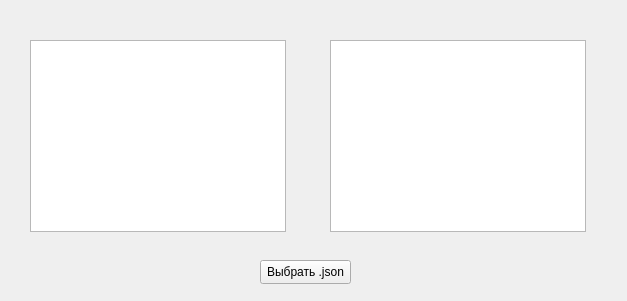
Qt form L6_2/mainwindow.ui (MothlyJar/StudentLabs) before a commit.
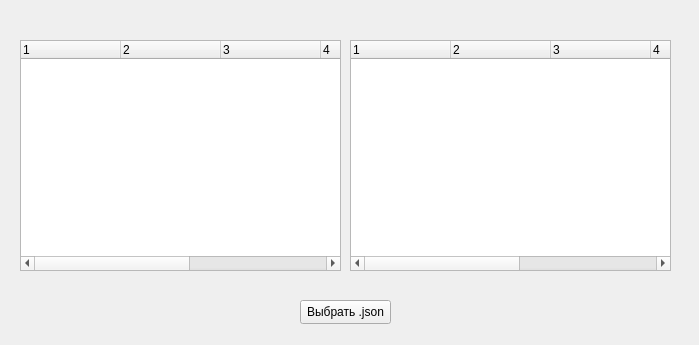
The same form after that commit.

Patch:
```diff
--- a/L6_2/mainwindow.ui
+++ b/L6_2/mainwindow.ui
@@ -6,8 +6,8 @@
    <rect>
     <x>0</x>
     <y>0</y>
-    <width>627</width>
-    <height>301</height>
+    <width>699</width>
+    <height>345</height>
    </rect>
   </property>
   <property name="windowTitle">
@@ -17,8 +17,8 @@
    <widget class="QPushButton" name="pushButton">
     <property name="geometry">
      <rect>
-      <x>260</x>
-      <y>260</y>
+      <x>300</x>
+      <y>300</y>
       <width>91</width>
       <height>24</height>
      </rect>
@@ -27,25 +27,85 @@
      <string>Выбрать .json</string>
     </property>
    </widget>
-   <widget class="QTableWidget" name="right">
+   <widget class="QTreeWidget" name="right">
     <property name="geometry">
      <rect>
-      <x>30</x>
+      <x>20</x>
       <y>40</y>
-      <width>256</width>
-      <height>192</height>
+      <width>321</width>
+      <height>231</height>
      </rect>
     </property>
+    <column>
+     <property name="text">
+      <string>1</string>
+     </property>
+    </column>
+    <column>
+     <property name="text">
+      <string>2</string>
+     </property>
+    </column>
+    <column>
+     <property name="text">
+      <string>3</string>
+     </property>
+    </column>
+    <column>
+     <property name="text">
+      <string>4</string>
+     </property>
+    </column>
+    <column>
+     <property name="text">
+      <string>5</string>
+     </property>
+    </column>
+    <column>
+     <property name="text">
+      <string>6</string>
+     </property>
+    </column>
    </widget>
-   <widget class="QTableWidget" name="wrong">
+   <widget class="QTreeWidget" name="wrong">
     <property name="geometry">
      <rect>
-      <x>330</x>
+      <x>350</x>
       <y>40</y>
-      <width>256</width>
-      <height>192</height>
+      <width>321</width>
+      <height>231</height>
      </rect>
     </property>
+    <column>
+     <property name="text">
+      <string>1</string>
+     </property>
+    </column>
+    <column>
+     <property name="text">
+      <string>2</string>
+     </property>
+    </column>
+    <column>
+     <property name="text">
+      <string>3</string>
+     </property>
+    </column>
+    <column>
+     <property name="text">
+      <string>4</string>
+     </property>
+    </column>
+    <column>
+     <property name="text">
+      <string>5</string>
+     </property>
+    </column>
+    <column>
+     <property name="text">
+      <string>6</string>
+     </property>
+    </column>
    </widget>
   </widget>
  </widget>
```
Left out of the diff: 2 changed lines with no effect on the pictures.
